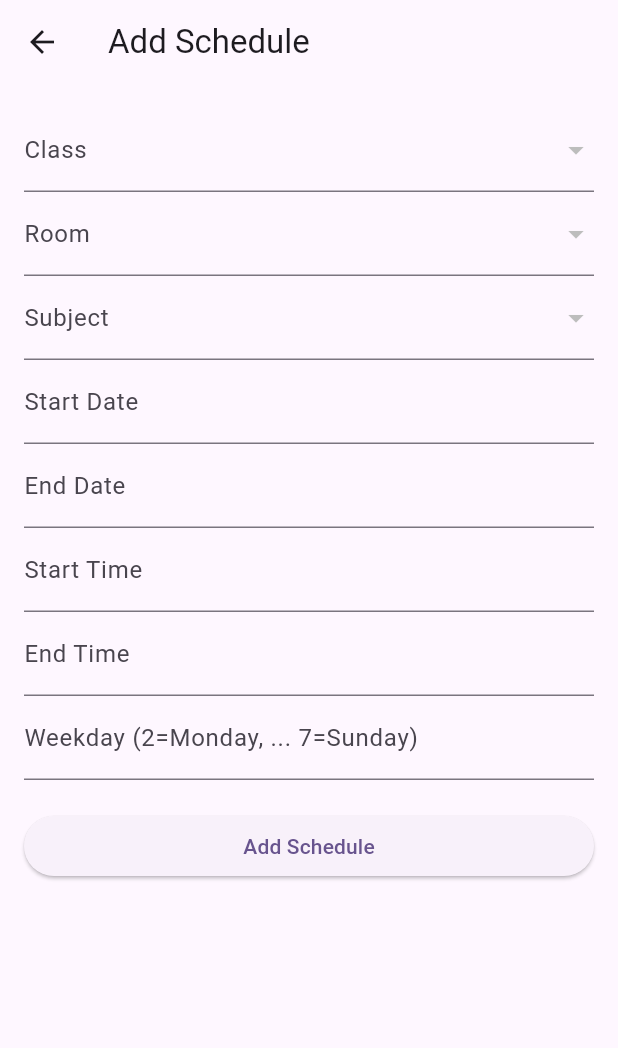
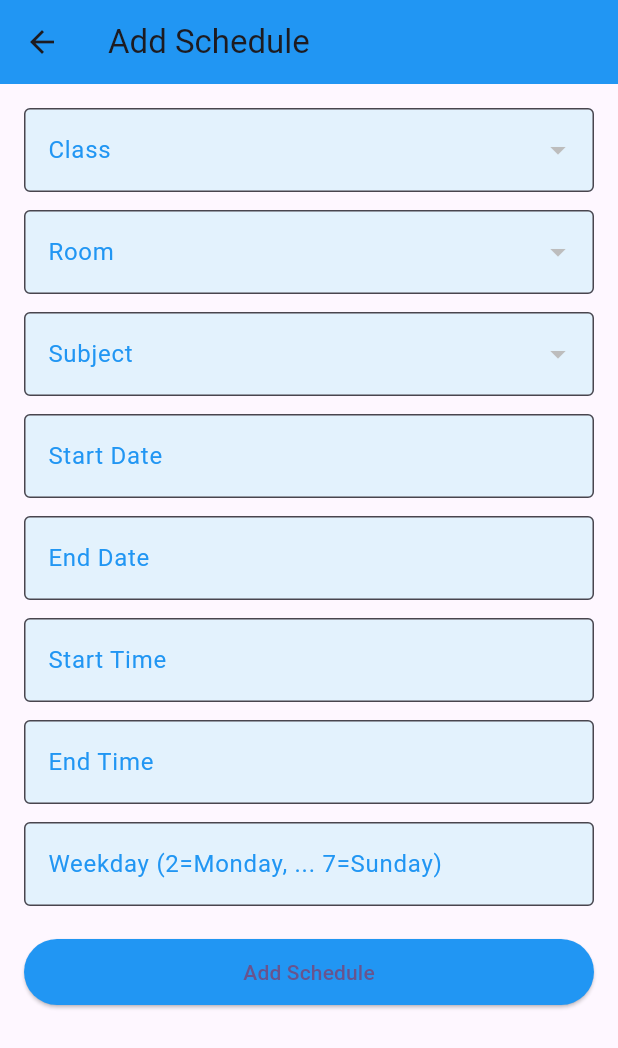
Before and after one commit to peach2003/AppScheduleFlutter, a Flutter app: the ScheduleForm screen opened directly, on a phone screen of 412 x 824 dp. Shown: the top 1048 px of the screen. Run offline on Flutter 3.47's test engine with Material 3 defaults, Android fonts, the phone set to English and light mode, and no system bars; our stand-ins replace firebase_auth, firebase_core, firebase_database, firebase_storage, flutter_svg, geolocator and 6 more; accounts and stored records are empty; project files that could hold a hidden picture were left out.

Commit message:
fix done
sửa thông tin hiển thị và chỉnh sửa màu của admin

```diff
--- a/app_schedule_flutter/lib/Admin/ScheduleForm.dart
+++ b/app_schedule_flutter/lib/Admin/ScheduleForm.dart
@@ -86,8 +86,6 @@ class _ScheduleFormState extends State<ScheduleForm> {
     }
   }
 
-
-
   Future<void> _loadScheduleData() async {
     final snapshot = await _scheduleRef.child(widget.scheduleId!).get();
     if (snapshot.exists) {
@@ -135,6 +133,7 @@ class _ScheduleFormState extends State<ScheduleForm> {
     return Scaffold(
       appBar: AppBar(
         title: Text(widget.scheduleId == null ? "Add Schedule" : "Edit Schedule"),
+        backgroundColor: Colors.blue, // Blue color for the AppBar
       ),
       body: Form(
         key: _formKey,
@@ -148,56 +147,115 @@ class _ScheduleFormState extends State<ScheduleForm> {
                   return DropdownMenuItem(value: entry.key, child: Text(entry.value));
                 }).toList(),
                 onChanged: (value) => setState(() => _selectedClassId = value),
-                decoration: InputDecoration(labelText: "Class"),
+                decoration: InputDecoration(
+                  labelText: "Class",
+                  labelStyle: TextStyle(color: Colors.blue), // Blue label color
+                  filled: true,
+                  fillColor: Colors.blue.shade50, // Light blue background for dropdown
+                  border: OutlineInputBorder(),
+                ),
                 validator: (value) => value == null ? "Please select a class" : null,
               ),
+              SizedBox(height: 12),
               DropdownButtonFormField<String>(
                 value: _selectedRoomId,
                 items: _rooms.entries.map((entry) {
                   return DropdownMenuItem(value: entry.key, child: Text(entry.value));
                 }).toList(),
                 onChanged: (value) => setState(() => _selectedRoomId = value),
-                decoration: InputDecoration(labelText: "Room"),
+                decoration: InputDecoration(
+                  labelText: "Room",
+                  labelStyle: TextStyle(color: Colors.blue),
+                  filled: true,
+                  fillColor: Colors.blue.shade50,
+                  border: OutlineInputBorder(),
+                ),
                 validator: (value) => value == null ? "Please select a room" : null,
               ),
+              SizedBox(height: 12),
               DropdownButtonFormField<String>(
                 value: _selectedSubjectId,
                 items: _subjects.entries.map((entry) {
                   return DropdownMenuItem(value: entry.key, child: Text(entry.value));
                 }).toList(),
                 onChanged: (value) => setState(() => _selectedSubjectId = value),
-                decoration: InputDecoration(labelText: "Subject"),
+                decoration: InputDecoration(
+                  labelText: "Subject",
+                  labelStyle: TextStyle(color: Colors.blue),
+                  filled: true,
+                  fillColor: Colors.blue.shade50,
+                  border: OutlineInputBorder(),
+                ),
                 validator: (value) => value == null ? "Please select a subject" : null,
               ),
+              SizedBox(height: 12),
               TextFormField(
                 controller: _daystartController,
-                decoration: InputDecoration(labelText: "Start Date"),
+                decoration: InputDecoration(
+                  labelText: "Start Date",
+                  labelStyle: TextStyle(color: Colors.blue),
+                  filled: true,
+                  fillColor: Colors.blue.shade50,
+                  border: OutlineInputBorder(),
+                ),
                 validator: (value) => value!.isEmpty ? "Please enter start date" : null,
               ),
+              SizedBox(height: 12),
               TextFormField(
                 controller: _dayendController,
-                decoration: InputDecoration(labelText: "End Date"),
+                decoration: InputDecoration(
+                  labelText: "End Date",
+                  labelStyle: TextStyle(color: Colors.blue),
+                  filled: true,
+                  fillColor: Colors.blue.shade50,
+                  border: OutlineInputBorder(),
+                ),
                 validator: (value) => value!.isEmpty ? "Please enter end date" : null,
               ),
+              SizedBox(height: 12),
               TextFormField(
                 controller: _timestartController,
-                decoration: InputDecoration(labelText: "Start Time"),
+                decoration: InputDecoration(
+                  labelText: "Start Time",
+                  labelStyle: TextStyle(color: Colors.blue),
+                  filled: true,
+                  fillColor: Colors.blue.shade50,
+                  border: OutlineInputBorder(),
+                ),
                 validator: (value) => value!.isEmpty ? "Please enter start time" : null,
               ),
+              SizedBox(height: 12),
               TextFormField(
                 controller: _timeendController,
-                decoration: InputDecoration(labelText: "End Time"),
+                decoration: InputDecoration(
+                  labelText: "End Time",
+                  labelStyle: TextStyle(color: Colors.blue),
+                  filled: true,
+                  fillColor: Colors.blue.shade50,
+                  border: OutlineInputBorder(),
+                ),
                 validator: (value) => value!.isEmpty ? "Please enter end time" : null,
               ),
+              SizedBox(height: 12),
               TextFormField(
                 controller: _weekdayController,
-                decoration: InputDecoration(labelText: "Weekday (2=Monday, ... 7=Sunday)"),
+                decoration: InputDecoration(
+                  labelText: "Weekday (2=Monday, ... 7=Sunday)",
+                  labelStyle: TextStyle(color: Colors.blue),
+                  filled: true,
+                  fillColor: Colors.blue.shade50,
+                  border: OutlineInputBorder(),
+                ),
                 validator: (value) => value!.isEmpty ? "Please enter weekday" : null,
               ),
               SizedBox(height: 20),
-              ElevatedButton(
-                onPressed: _saveSchedule,
-                child: Text(widget.scheduleId == null ? "Add Schedule" : "Update Schedule"),
+            ElevatedButton(
+              onPressed: _saveSchedule,
+              style: ElevatedButton.styleFrom(
+                backgroundColor: Colors.blue, // Use backgroundColor instead of primary
+                padding: EdgeInsets.symmetric(vertical: 12),
+              ),
+            child: Text(widget.scheduleId == null ? "Add Schedule" : "Update Schedule"),
               ),
             ],
           ),
--- a/app_schedule_flutter/lib/Admin/StudentForm.dart
+++ b/app_schedule_flutter/lib/Admin/StudentForm.dart
@@ -216,7 +216,9 @@ class _StudentFormState extends State<StudentForm> {
             TextFormField(
               controller: _stuidController,
               decoration: InputDecoration(labelText: "Mã sinh viên"),
+
               keyboardType: TextInputType.number,
+
               validator: (value) =>
               value!.isEmpty ? "Mã sinh viên không được để trống" : null,
             ),
```
Also changed, not shown: app_schedule_flutter/lib/Admin/ListSchedule.dart (+31 -6 lines), app_schedule_flutter/lib/Admin/StudentListScreen.dart (+52 -19 lines), app_schedule_flutter/lib/Model/Schedule.dart (+10 -9 lines), app_schedule_flutter/lib/Screen/Login_screen.dart (+13 -16 lines), app_schedule_flutter/lib/Screen/timetable_screen.dart (+4 -22 lines), app_schedule_flutter/lib/Service/FirebaseService.dart (+36 -2 lines).
